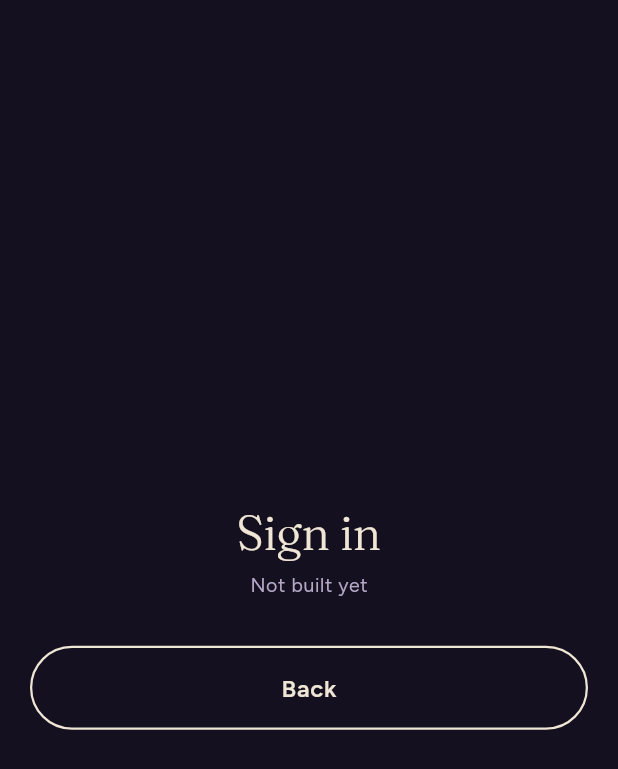
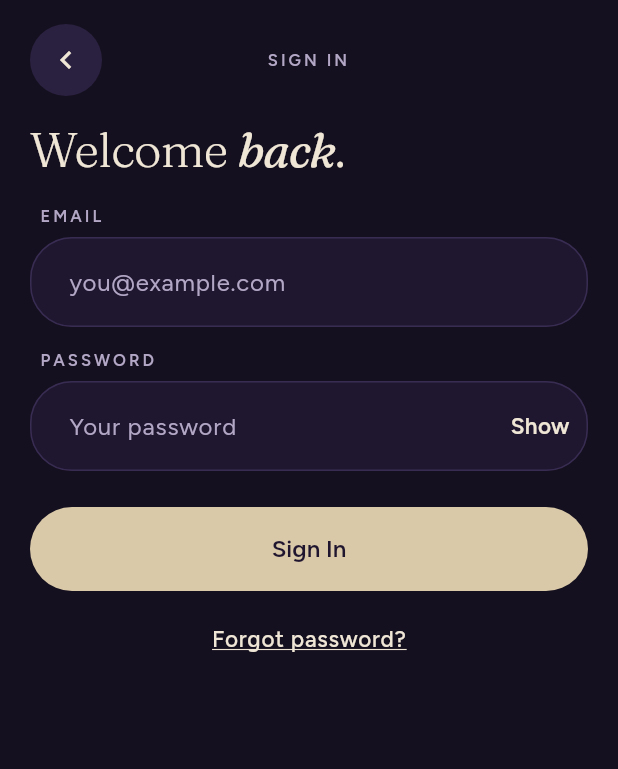
Before and after one commit to JuriThamer/2026_GP_G23_Somnia, a Flutter app: the screen it shows after launch, after a tap on "/signin", on a phone screen of 412 x 824 dp. Shown: the top 769 px of the screen. Run offline on Flutter 3.47's test engine with Material 3 defaults, Android fonts, the phone set to English and light mode, and no system bars; our stand-ins replace cloud_firestore, firebase_auth, firebase_core, google_fonts; accounts and stored records are empty.

Commit message:
Add sign in screen

```diff
--- a/lib/app_router.dart
+++ b/lib/app_router.dart
@@ -4,8 +4,8 @@
 import 'theme/theme_controller.dart';
 import 'widgets/app_button.dart';
 import 'features/auth/welcome_screen.dart';
-  import 'features/auth/sign_up_screen.dart';
-
+import 'features/auth/sign_up_screen.dart';
+import 'features/auth/sign_in_screen.dart';
 class AppRoutes {
   static const dev = '/dev';
   static const welcome = '/welcome';
@@ -46,7 +46,7 @@
     return {
       AppRoutes.dev: (_) => const DevMenuScreen(),
       AppRoutes.welcome: (_) => const WelcomeScreen(),
-      AppRoutes.signIn: (_) => const PlaceholderScreen('Sign in'),
+      AppRoutes.signIn: (_) => const SignInScreen(),
       AppRoutes.signUp: (_) => const SignUpScreen(),
       AppRoutes.forgotPassword: (_) => const PlaceholderScreen('Forgot password'),
       AppRoutes.home: (_) => const PlaceholderScreen('Home'),
--- /dev/null
+++ b/lib/features/auth/sign_in_screen.dart
@@ -0,0 +1,203 @@
+import 'package:firebase_auth/firebase_auth.dart';
+import 'package:flutter/material.dart';
+import '../../app_router.dart';
+import '../../services/user_service.dart';
+import '../../theme/app_theme.dart';
+import '../../widgets/app_button.dart';
+import '../../widgets/app_text_field.dart';
+
+class SignInScreen extends StatefulWidget {
+  const SignInScreen({super.key});
+
+  @override
+  State<SignInScreen> createState() => _SignInScreenState();
+}
+
+class _SignInScreenState extends State<SignInScreen> {
+  final _email = TextEditingController();
+  final _password = TextEditingController();
+  final _userService = UserService();
+
+  String? _emailError;
+  String? _passwordError;
+  String? _authError;
+  bool _showPassword = false;
+  bool _loading = false;
+
+  @override
+  void dispose() {
+    _email.dispose();
+    _password.dispose();
+    super.dispose();
+  }
+
+  bool _validate() {
+    final email = _email.text.trim();
+    final emailOk = RegExp(r'^[^@\s]+@[^@\s]+\.[^@\s]+$').hasMatch(email);
+
+    setState(() {
+      _authError = null;
+      _emailError = email.isEmpty
+          ? 'Enter your email address.'
+          : emailOk
+              ? null
+              : 'Enter a valid email address.';
+      _passwordError = _password.text.isEmpty ? 'Enter your password.' : null;
+    });
+
+    return _emailError == null && _passwordError == null;
+  }
+
+  Future<void> _submit() async {
+    if (!_validate()) return;
+    setState(() => _loading = true);
+
+    try {
+      await _userService.signIn(
+        email: _email.text.trim(),
+        password: _password.text,
+      );
+      if (!mounted) return;
+      Navigator.pushNamedAndRemoveUntil(
+        context,
+        AppRoutes.home,
+        (route) => false,
+      );
+    } on FirebaseAuthException catch (e) {
+      setState(() {
+        _loading = false;
+        if (e.code == 'network-request-failed') {
+          _authError = 'No internet connection. Please try again.';
+        } else if (e.code == 'too-many-requests') {
+          _authError = 'Too many attempts. Please try again later.';
+        } else {
+          _authError = 'Email or password is incorrect. Please try again.';
+        }
+      });
+    } catch (_) {
+      setState(() {
+        _loading = false;
+        _authError = 'Could not sign you in. Please try again.';
+      });
+    }
+  }
+
+  @override
+  Widget build(BuildContext context) {
+    final c = context.colors;
+    final text = Theme.of(context).textTheme;
+
+    return Scaffold(
+      body: Container(
+        decoration: BoxDecoration(gradient: c.gradient),
+        child: SafeArea(
+          child: ListView(
+            padding: const EdgeInsets.fromLTRB(20, 16, 20, 28),
+            children: [
+              Row(
+                children: [
+                  Material(
+                    color: c.surfaceAlt,
+                    shape: const CircleBorder(),
+                    child: InkWell(
+                      customBorder: const CircleBorder(),
+                      onTap: () => Navigator.pop(context),
+                      child: SizedBox(
+                        width: 48,
+                        height: 48,
+                        child: Icon(Icons.chevron_left, color: c.text),
+                      ),
+                    ),
+                  ),
+                  Expanded(
+                    child: Text(
+                      'SIGN IN',
+                      style: text.labelSmall,
+                      textAlign: TextAlign.center,
+                    ),
+                  ),
+                  const SizedBox(width: 48),
+                ],
+              ),
+              const SizedBox(height: 18),
+              Text.rich(
+                TextSpan(
+                  text: 'Welcome ',
+                  children: [
+                    TextSpan(
+                      text: 'back',
+                      style: text.headlineLarge!
+                          .copyWith(fontStyle: FontStyle.italic),
+                    ),
+                    const TextSpan(text: '.'),
+                  ],
+                ),
+                style: text.headlineLarge,
+              ),
+              const SizedBox(height: 18),
+              if (_authError != null) ...[
+                Container(
+                  padding:
+                      const EdgeInsets.symmetric(horizontal: 18, vertical: 12),
+                  decoration: BoxDecoration(
+                    color: c.surface,
+                    borderRadius: BorderRadius.circular(20),
+                    border: Border.all(color: c.error),
+                  ),
+                  child: Text(
+                    _authError!,
+                    style: text.bodyMedium!.copyWith(color: c.error),
+                  ),
+                ),
+                const SizedBox(height: 14),
+              ],
+              AppTextField(
+                label: 'Email',
+                hint: 'you@example.com',
+                controller: _email,
+                errorText: _emailError,
+                keyboardType: TextInputType.emailAddress,
+              ),
+              const SizedBox(height: 14),
+              AppTextField(
+                label: 'Password',
+                hint: 'Your password',
+                controller: _password,
+                errorText: _passwordError,
+                obscureText: !_showPassword,
+                suffix: TextButton(
+                  onPressed: () =>
+                      setState(() => _showPassword = !_showPassword),
+                  child: Text(
+                    _showPassword ? 'Hide' : 'Show',
+                    style: text.bodyMedium!.copyWith(
+                      color: c.text,
+                      fontWeight: FontWeight.w600,
+                    ),
+                  ),
+                ),
+              ),
+              const SizedBox(height: 24),
+              AppButton(
+                label: 'Sign In',
+                loading: _loading,
+                onPressed: _submit,
+              ),
+              const SizedBox(height: 8),
+              Center(
+                child: AppButton(
+                  label: 'Forgot password?',
+                  style: AppButtonStyle.text,
+                  onPressed: () => Navigator.pushNamed(
+                    context,
+                    AppRoutes.forgotPassword,
+                  ),
+                ),
+              ),
+            ],
+          ),
+        ),
+      ),
+    );
+  }
+}
```
